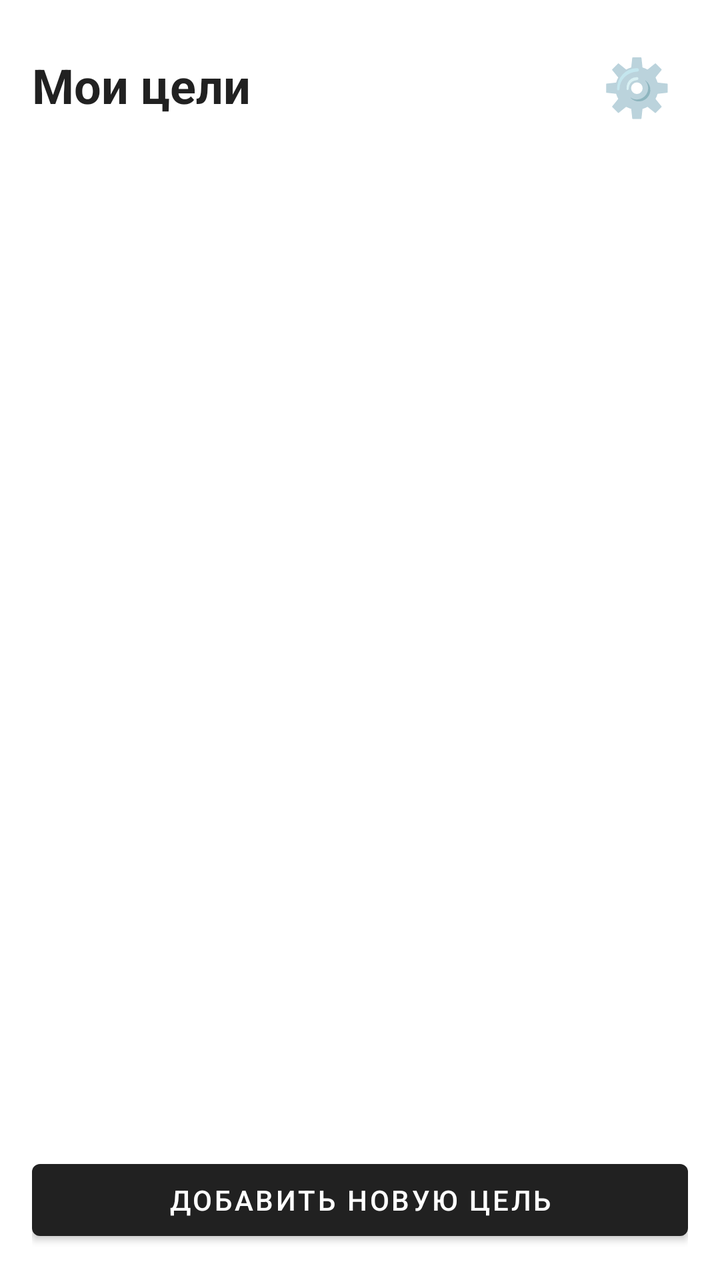
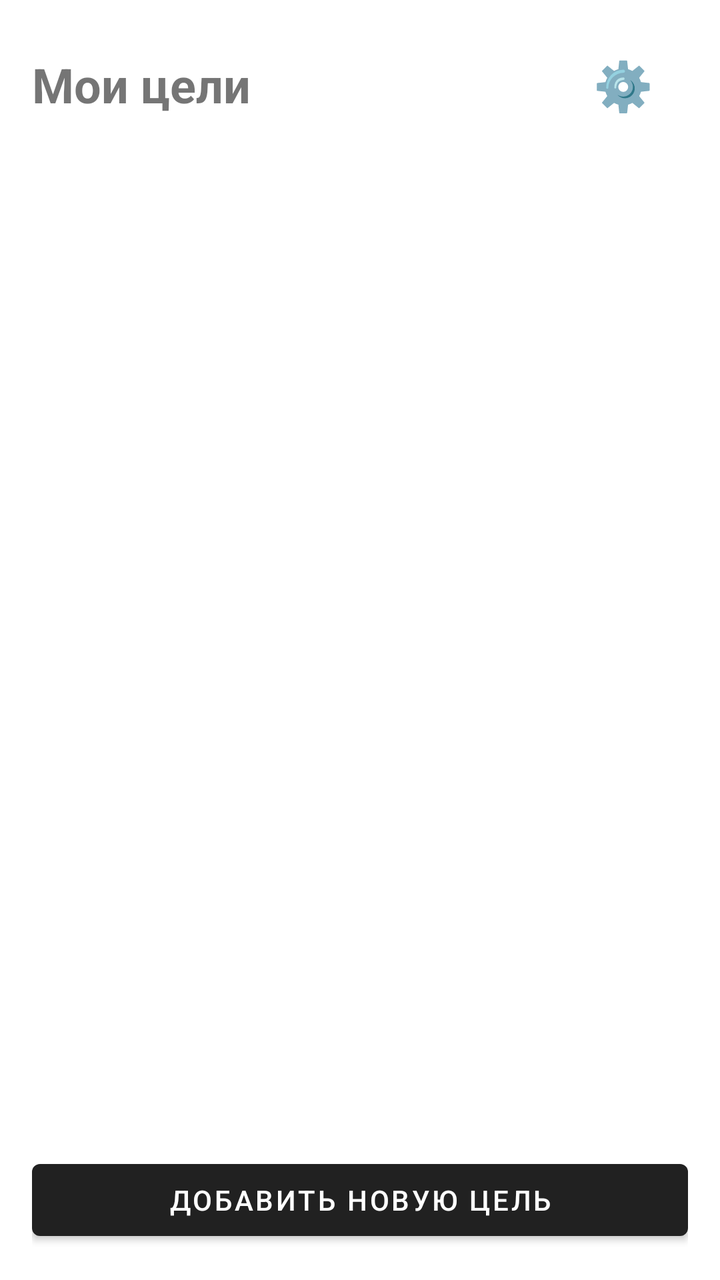

Compare the two renders of this Android layout. The source of the first and the diff that turns it into the second are given below.
<!-- AndroidManifest.xml: application theme Theme.MaterialComponents.DayNight.DarkActionBar -->
<!-- res/layout/activity_main.xml -->
<?xml version="1.0" encoding="utf-8"?>
<LinearLayout xmlns:android="http://schemas.android.com/apk/res/android"
    android:layout_width="match_parent"
    android:layout_height="match_parent"
    android:orientation="vertical"
    android:padding="16dp">

    <LinearLayout
        android:layout_width="match_parent"
        android:layout_height="wrap_content"
        android:orientation="horizontal"
        android:gravity="center_vertical"
        android:layout_marginBottom="16dp">
        
        <TextView
            android:layout_width="0dp"
            android:layout_weight="1"
            android:layout_height="wrap_content"
            android:text="Мои цели"
            android:textSize="24sp"
            android:textStyle="bold"
            android:textColor="?android:attr/textColorPrimary"/>

        <TextView
            android:id="@+id/btnSettings"
            android:layout_width="wrap_content"
            android:layout_height="wrap_content"
            android:text="⚙️"
            android:textSize="28sp"
            android:padding="8dp"
            android:background="?android:attr/selectableItemBackgroundBorderless"/>
    </LinearLayout>

    <androidx.recyclerview.widget.RecyclerView
        android:id="@+id/recyclerView"
        android:layout_width="match_parent"
        android:layout_height="0dp"
        android:layout_weight="1"/>

    <Button
        android:id="@+id/btnAddGoal"
        android:layout_width="match_parent"
        android:layout_height="wrap_content"
        android:text="Добавить новую цель"
        android:layout_marginTop="16dp"/>

</LinearLayout>
<!-- resources referenced by this layout -->
<resources>

</resources>

<!-- the commit's change to res/layout/activity_main.xml (unified diff, before → after) -->
@@ -11,24 +11,24 @@
         android:orientation="horizontal"
         android:gravity="center_vertical"
         android:layout_marginBottom="16dp">
-        
+
         <TextView
             android:layout_width="0dp"
             android:layout_weight="1"
             android:layout_height="wrap_content"
             android:text="Мои цели"
             android:textSize="24sp"
-            android:textStyle="bold"
-            android:textColor="?android:attr/textColorPrimary"/>
+            android:textStyle="bold"/>
 
-        <TextView
+        <Button
             android:id="@+id/btnSettings"
             android:layout_width="wrap_content"
             android:layout_height="wrap_content"
             android:text="⚙️"
-            android:textSize="28sp"
-            android:padding="8dp"
-            android:background="?android:attr/selectableItemBackgroundBorderless"/>
+            android:textSize="24sp"
+            android:background="?android:attr/selectableItemBackground"
+            android:minWidth="0dp"
+            android:minHeight="0dp"/>
     </LinearLayout>
 
     <androidx.recyclerview.widget.RecyclerView
@@ -41,7 +41,6 @@
         android:id="@+id/btnAddGoal"
         android:layout_width="match_parent"
         android:layout_height="wrap_content"
-        android:text="Добавить новую цель"
-        android:layout_marginTop="16dp"/>
+        android:text="Добавить новую цель"/>
 
 </LinearLayout>
